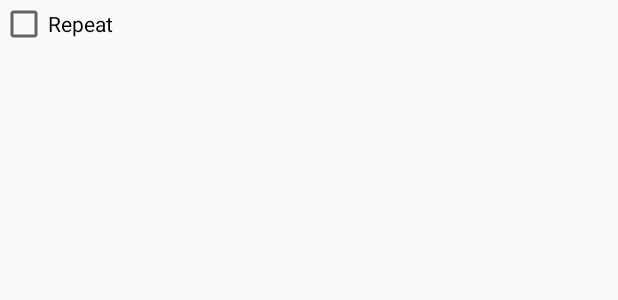
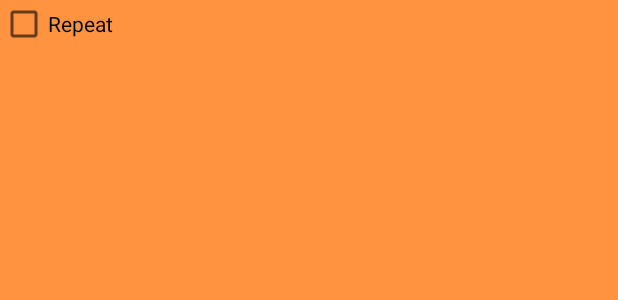
Before and after one commit to mayankshubham/AlarmClock, an Android app: the layout alarm_list_child.xml on its own in the app's theme, with its tools: preview values and no code run, on a phone screen of 412 x 824 dp. Shown: the top 300 px of the screen. Run offline under Robolectric (Android 15) with nearby library versions, the phone set to English and light mode, and no system bars.

Commit message:
ExpandableListView set up and working, childView needs to be designed

```diff
--- a/Clock/app/src/main/java/gocash/com/clock/AlarmList.java
+++ b/Clock/app/src/main/java/gocash/com/clock/AlarmList.java
@@ -6,6 +6,7 @@ import android.view.LayoutInflater;
 import android.view.View;
 import android.view.ViewGroup;
 import android.widget.BaseExpandableListAdapter;
+import android.widget.CheckBox;
 import android.widget.TextView;
 
 import java.util.HashMap;
@@ -183,11 +184,12 @@ public class AlarmList extends BaseExpandableListAdapter {
      */
     @Override
     public View getChildView(int groupPosition, int childPosition, boolean isLastChild, View convertView, ViewGroup parent) {
-        String title = (String) this.getChild(groupPosition,childPosition);
+        HashMap<String, List<String>> listHashMap = (HashMap<String, List<String>>) this.getChild(groupPosition,childPosition);
         if(convertView == null) {
             LayoutInflater layoutInflater = (LayoutInflater) this.context.getSystemService(Context.LAYOUT_INFLATER_SERVICE);
             convertView = layoutInflater.inflate(R.layout.alarm_list_child, null);
         }
+
 
         return convertView;
     }
--- a/Clock/app/src/main/java/gocash/com/clock/AlarmPopupActivity.java
+++ b/Clock/app/src/main/java/gocash/com/clock/AlarmPopupActivity.java
@@ -64,6 +64,8 @@ public class AlarmPopupActivity extends android.support.v4.app.DialogFragment im
                 //MainActivity instance and passing value
                 MainActivity mainActivity = (MainActivity)getActivity();
                 mainActivity.onConfirmAlarm(TimeString);
+
+                //Dismissing the popup window
                 this.dismiss();
                 break;
         }
--- a/Clock/app/src/main/res/layout/alarm_list_child.xml
+++ b/Clock/app/src/main/res/layout/alarm_list_child.xml
@@ -3,11 +3,13 @@
     android:orientation="vertical"
     android:layout_width="match_parent"
     android:layout_height="match_parent"
+    android:background="@color/alarmHeaderColor"
     >
 
     <CheckBox
         android:text="Repeat"
         android:layout_width="match_parent"
         android:layout_height="wrap_content"
-        android:id="@+id/alarm_repeat" />
+        android:id="@+id/alarm_repeat"
+        android:focusable="false"/>
 </LinearLayout>
--- a/Clock/app/src/main/res/layout/alarm_list_header.xml
+++ b/Clock/app/src/main/res/layout/alarm_list_header.xml
@@ -3,13 +3,13 @@
     android:orientation="vertical"
     android:layout_width="match_parent"
     android:layout_height="match_parent"
+    android:descendantFocusability="blocksDescendants"
     android:background="@color/alarmHeaderColor">
 
     <LinearLayout
         android:layout_width="fill_parent"
         android:layout_height="match_parent"
         android:orientation="horizontal"
-        android:layout_gravity=""
         android:weightSum="1">
 
         <TextView
--- a/Clock/app/src/main/res/layout/content_main.xml
+++ b/Clock/app/src/main/res/layout/content_main.xml
@@ -21,5 +21,6 @@
         android:layout_alignParentTop="true"
         android:layout_alignParentLeft="true"
         android:layout_alignParentStart="true"
+        android:clickable="true"
         android:id="@+id/alarm_list"/>
 </LinearLayout>
```
Also changed, not shown: Clock/app/src/main/java/gocash/com/clock/MainActivity.java (+16 -1 lines).
